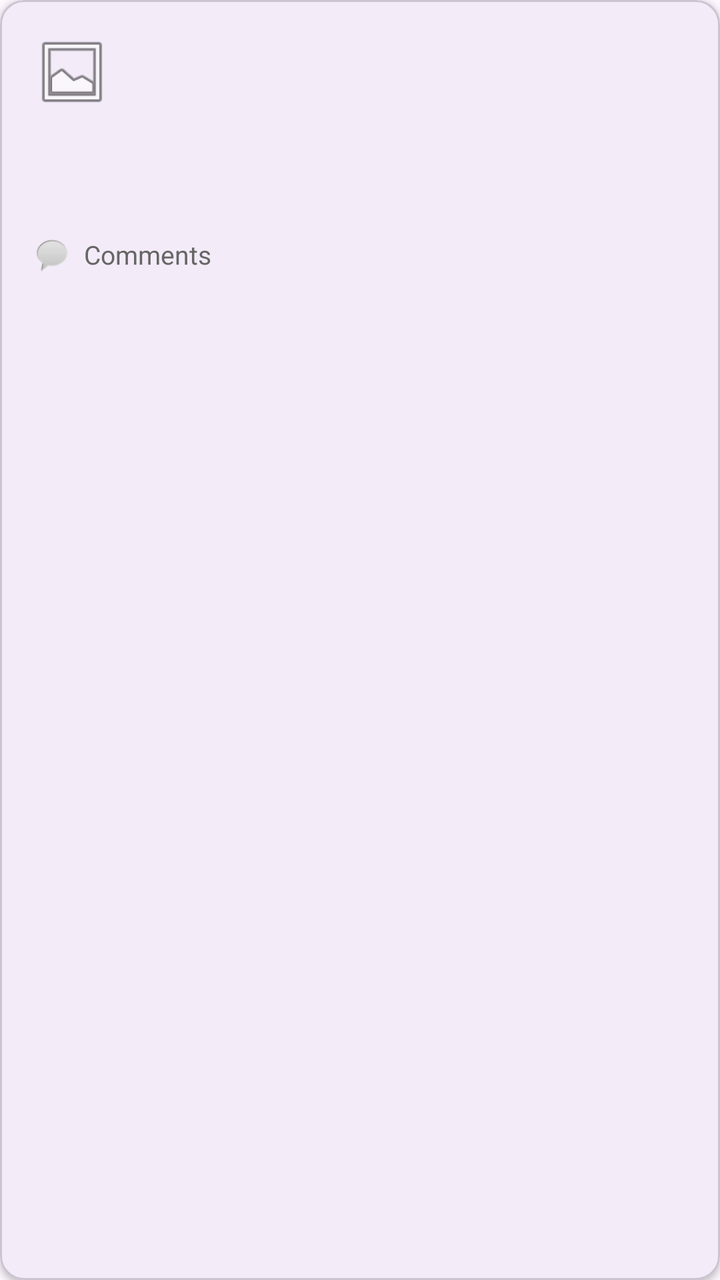
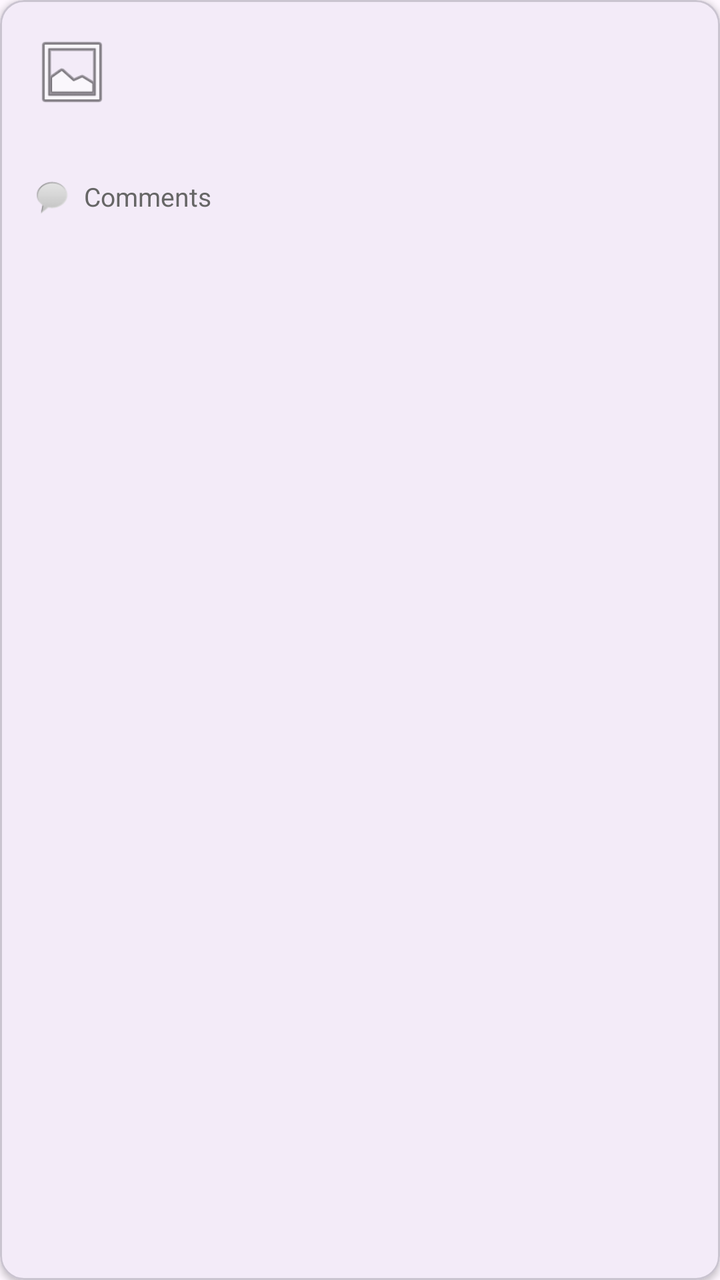

Two renders of the same Android screen: before a commit and after it. Below are the layout's source before the change and the commit's diff.
<!-- AndroidManifest.xml: application theme AppTheme -->
<!-- res/layout/item_post.xml -->
<?xml version="1.0" encoding="utf-8"?>
<com.google.android.material.card.MaterialCardView
  xmlns:android="http://schemas.android.com/apk/res/android"
  xmlns:app="http://schemas.android.com/apk/res-auto"
  android:layout_width="match_parent"
  android:layout_height="wrap_content"
  android:layout_marginHorizontal="12dp"
  android:layout_marginVertical="6dp"
  app:cardCornerRadius="12dp"
  app:cardElevation="2dp">

  <LinearLayout
    android:layout_width="match_parent"
    android:layout_height="wrap_content"
    android:orientation="vertical"
    android:padding="16dp">

    <LinearLayout
      android:layout_width="match_parent"
      android:layout_height="wrap_content"
      android:gravity="center_vertical"
      android:orientation="horizontal">

      <ImageView
        android:id="@+id/img_author_avatar"
        android:layout_width="40dp"
        android:layout_height="40dp"
        android:contentDescription="@string/author_profile_picture"
        android:src="@android:drawable/ic_menu_gallery"/>

      <TextView
        android:id="@+id/text_author_name"
        android:layout_width="wrap_content"
        android:layout_height="wrap_content"
        android:layout_marginStart="12dp"
        android:textSize="15sp"
        android:textStyle="bold"/>
    </LinearLayout>

    <TextView
      android:id="@+id/text_post_content"
      android:layout_width="match_parent"
      android:layout_height="wrap_content"
      android:layout_marginTop="10dp"
      android:textSize="14sp"/>

    <TextView
      android:id="@+id/text_post_date"
      android:layout_width="wrap_content"
      android:layout_height="wrap_content"
      android:layout_marginTop="4dp"
      android:textSize="12sp"/>

    <ImageView
      android:id="@+id/img_post_photo"
      android:layout_width="match_parent"
      android:layout_height="220dp"
      android:layout_marginTop="12dp"
      android:adjustViewBounds="true"
      android:contentDescription="@string/post_picture"
      android:scaleType="centerCrop"
      android:visibility="gone"/>

    <LinearLayout
      android:id="@+id/layout_comments_action"
      android:layout_width="wrap_content"
      android:layout_height="wrap_content"
      android:layout_marginTop="12dp"
      android:clickable="true"
      android:focusable="true"
      android:gravity="center_vertical"
      android:orientation="horizontal">

      <ImageView
        android:layout_width="20dp"
        android:layout_height="20dp"
        android:contentDescription="@null"
        android:src="@android:drawable/sym_action_chat"/>

      <TextView
        android:id="@+id/text_comment_count"
        android:layout_width="wrap_content"
        android:layout_height="wrap_content"
        android:layout_marginStart="6dp"
        android:text="@string/comments_title"
        android:textColor="#666666"
        android:textSize="13sp"/>
    </LinearLayout>

  </LinearLayout>
</com.google.android.material.card.MaterialCardView>
<!-- resources referenced by this layout -->
<resources>
  <string name="author_profile_picture">Author profile picture</string>
  <string name="comments_title">Comments</string>
  <string name="post_picture">Post picture</string>
  <style name="AppTheme" parent="Theme.Material3.DayNight">
      
    </style>
</resources>

<!-- the commit's change to res/layout/item_post.xml (unified diff, before → after) -->
@@ -36,13 +36,6 @@
         android:textSize="15sp"
         android:textStyle="bold"/>
     </LinearLayout>
-
-    <TextView
-      android:id="@+id/text_post_content"
-      android:layout_width="match_parent"
-      android:layout_height="wrap_content"
-      android:layout_marginTop="10dp"
-      android:textSize="14sp"/>
 
     <TextView
       android:id="@+id/text_post_date"
